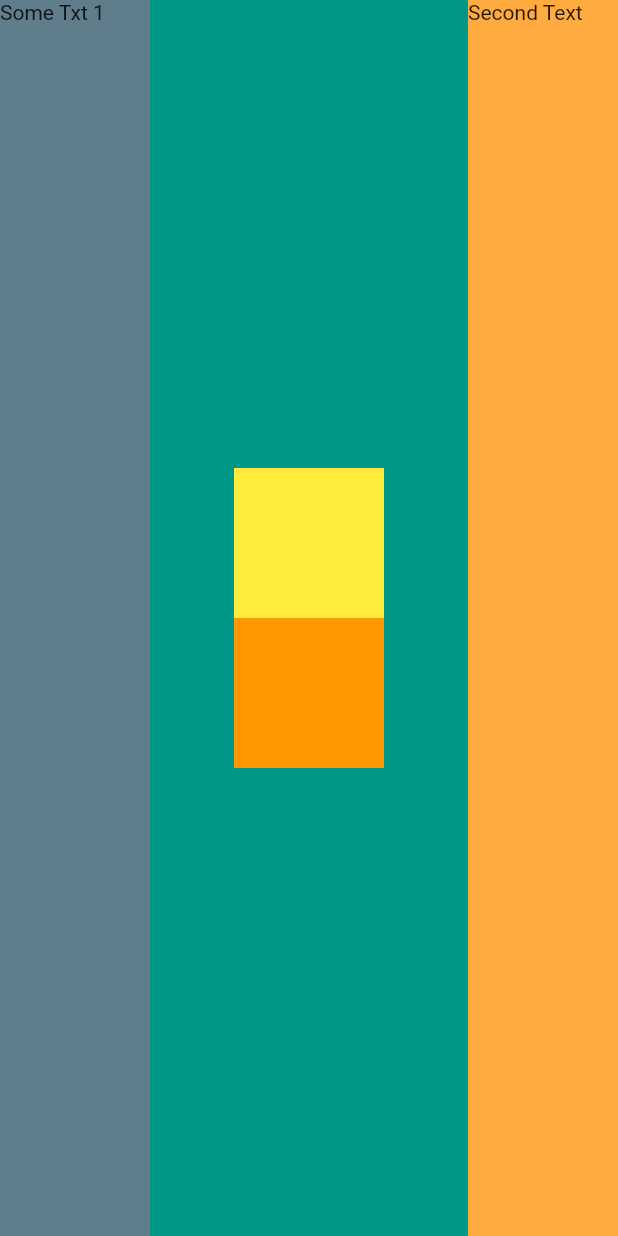
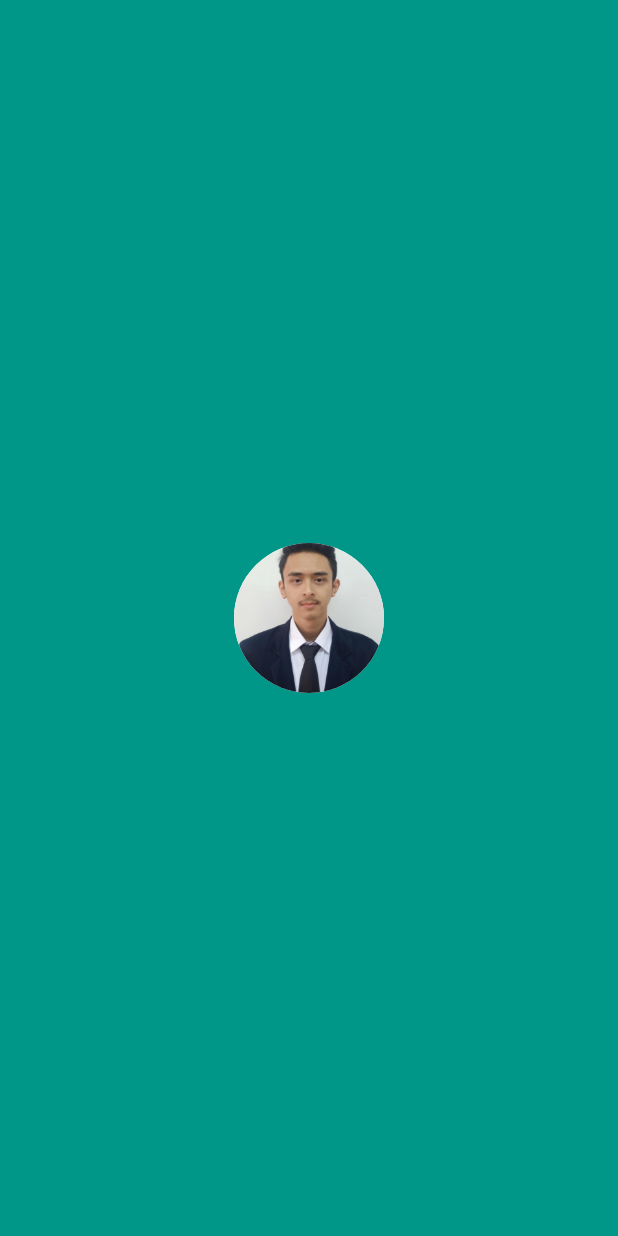
Before and after one commit to afadhitya/Flutter-Course-Example-Project, a Flutter app: the screen it shows after launch, on a phone screen of 412 x 824 dp. Run offline on Flutter 3.47's test engine with Material 2 defaults, Android fonts, the phone set to English and light mode, and no system bars.

Commit message:
[ section 6 ] add photos to mi app

```diff
--- a/Section 6/mi_card_flutter/lib/main.dart
+++ b/Section 6/mi_card_flutter/lib/main.dart
@@ -11,39 +11,19 @@ class MyApp extends StatelessWidget {
       home: Scaffold(
         backgroundColor: Colors.teal,
         body: SafeArea(
-          child: Row(
-            crossAxisAlignment: CrossAxisAlignment.stretch,
-            mainAxisAlignment: MainAxisAlignment.spaceBetween,
+          child: Column(
+            mainAxisAlignment: MainAxisAlignment.center,
             children: <Widget>[
               Container(
-                width: 100,
-                height: 100,
-                color: Colors.blueGrey,
-                child: Text('Some Txt 1'),
+                width: double.infinity,
               ),
-              Column(
-                mainAxisAlignment: MainAxisAlignment.center,
-                children: <Widget>[
-                  Container(
-                    height: 100,
-                    width:100,
-                    color: Colors.yellow,
-                  ),
-                  Container(
-                    height: 100,
-                    width: 100,
-                    color: Colors.orange,
-                  )
-                ],
-              ),
-              Container(
-                  width: 100,
-                  height: 100,
-                  color: Colors.orangeAccent,
-                  child: Text('Second Text')
-              ),
+              CircleAvatar(
+                radius: 50.0,
+                backgroundColor: Colors.white,
+                backgroundImage: AssetImage('images/Adit.jpg'),
+              )
             ],
-          )
+          ),
         ),
       ),
     );
--- a/Section 6/mi_card_flutter/pubspec.yaml
+++ b/Section 6/mi_card_flutter/pubspec.yaml
@@ -37,9 +37,8 @@ flutter:
   uses-material-design: true
 
   # To add assets to your application, add an assets section, like this:
-  # assets:
-  #  - images/a_dot_burr.jpeg
-  #  - images/a_dot_ham.jpeg
+  assets:
+    - images/
 
   # An image asset can refer to one or more resolution-specific "variants", see
   # https://flutter.io/assets-and-images/#resolution-aware.
```
Also changed, not shown: Section 6/mi_card_flutter/images/Adit.jpg (added).
